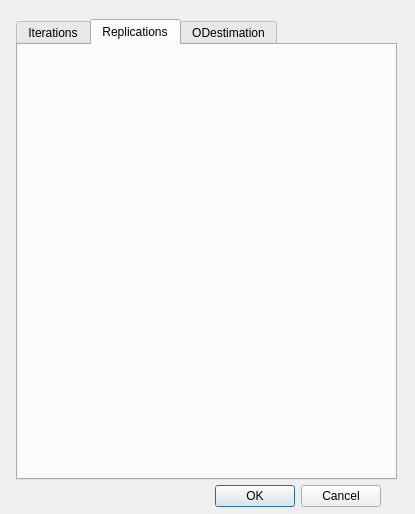
The window that trunk/gui/ui/batchrundlg.ui (OdedCats/mezzo) describes before a commit, drawn with Qt 5.
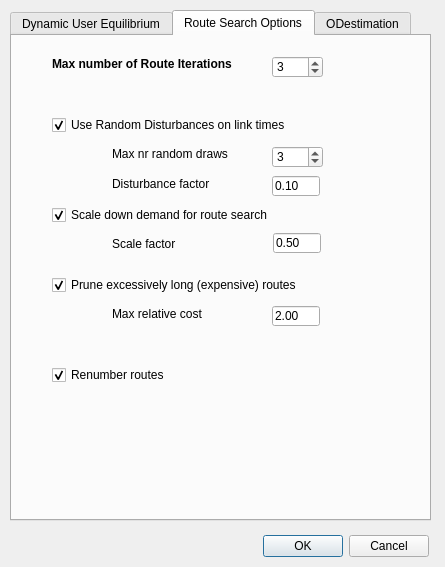
The same window after the commit. The open tabs and pages were chosen to show the change. Icons and pictures are not drawn.

Commit message: Created the run_route_iterations

Diff of the .ui file:
```diff
--- a/trunk/gui/ui/batchrundlg.ui
+++ b/trunk/gui/ui/batchrundlg.ui
@@ -1,12 +1,12 @@
 <ui version="4.0" >
  <class>Batchrun</class>
- <widget class="QDialog" name="Batchrun" >
-  <property name="geometry" >
+ <widget class="QDialog" name="Batchrun">
+  <property name="geometry">
    <rect>
     <x>0</x>
     <y>0</y>
-    <width>415</width>
-    <height>514</height>
+    <width>445</width>
+    <height>567</height>
    </rect>
   </property>
   <property name="windowTitle" >
@@ -16,12 +16,12 @@
    <iconset>
     <normaloff>:/images/batchrun.gif</normaloff>:/images/batchrun.gif</iconset>
   </property>
-  <widget class="QDialogButtonBox" name="buttonBox" >
-   <property name="geometry" >
+  <widget class="QDialogButtonBox" name="buttonBox">
+   <property name="geometry">
     <rect>
-     <x>40</x>
-     <y>480</y>
-     <width>341</width>
+     <x>89</x>
+     <y>530</y>
+     <width>340</width>
      <height>32</height>
     </rect>
    </property>
@@ -32,21 +32,21 @@
     <set>QDialogButtonBox::Cancel|QDialogButtonBox::Ok</set>
    </property>
   </widget>
-  <widget class="QTabWidget" name="tabWidget" >
-   <property name="geometry" >
+  <widget class="QTabWidget" name="tabWidget">
+   <property name="geometry">
     <rect>
-     <x>16</x>
-     <y>19</y>
-     <width>381</width>
-     <height>461</height>
+     <x>10</x>
+     <y>10</y>
+     <width>421</width>
+     <height>511</height>
     </rect>
    </property>
    <property name="currentIndex" >
     <number>0</number>
    </property>
-   <widget class="QWidget" name="IterationsTab" >
-    <attribute name="title" >
-     <string>Iterations</string>
+   <widget class="QWidget" name="SDUETab">
+    <attribute name="title">
+     <string>Dynamic User Equilibrium</string>
     </attribute>
     <widget class="QRadioButton" name="iterate_traveltimes_rb" >
      <property name="geometry" >
@@ -490,10 +490,330 @@
      </property>
     </widget>
    </widget>
-   <widget class="QWidget" name="ReplicationsTab" >
-    <attribute name="title" >
-     <string>Replications</string>
+   <widget class="QWidget" name="RouteSearchOptionsTab">
+    <attribute name="title">
+     <string>Route Search Options</string>
     </attribute>
+    <widget class="QSpinBox" name="max_route_iterations_val">
+     <property name="geometry">
+      <rect>
+       <x>260</x>
+       <y>20</y>
+       <width>51</width>
+       <height>22</height>
+      </rect>
+     </property>
+     <property name="toolTip">
+      <string>&lt;!DOCTYPE HTML PUBLIC &quot;-//W3C//DTD HTML 4.0//EN&quot; &quot;http://www.w3.org/TR/REC-html40/strict.dtd&quot;&gt;
+&lt;html&gt;&lt;head&gt;&lt;meta name=&quot;qrichtext&quot; content=&quot;1&quot; /&gt;&lt;style type=&quot;text/css&quot;&gt;
+p, li { white-space: pre-wrap; }
+&lt;/style&gt;&lt;/head&gt;&lt;body style=&quot; font-family:'MS Shell Dlg 2'; font-size:7.8pt; font-weight:400; font-style:normal;&quot;&gt;
+&lt;p style=&quot; margin-top:0px; margin-bottom:0px; margin-left:0px; margin-right:0px; -qt-block-indent:0; text-indent:0px;&quot;&gt;&lt;span style=&quot; font-size:8pt;&quot;&gt;Max nr of &lt;/span&gt;&lt;span style=&quot; font-size:8pt; font-weight:600;&quot;&gt;Route Iterations&lt;/span&gt;&lt;span style=&quot; font-size:8pt;&quot;&gt;. Each Route Iteration runs an SDUE assignment as an inner loop.&lt;/span&gt;&lt;/p&gt;&lt;/body&gt;&lt;/html&gt;</string>
+     </property>
+     <property name="minimum">
+      <number>1</number>
+     </property>
+     <property name="maximum">
+      <number>50</number>
+     </property>
+     <property name="value">
+      <number>3</number>
+     </property>
+    </widget>
+    <widget class="QSpinBox" name="random_draws_val">
+     <property name="geometry">
+      <rect>
+       <x>260</x>
+       <y>110</y>
+       <width>51</width>
+       <height>22</height>
+      </rect>
+     </property>
+     <property name="toolTip">
+      <string>Max number of random draws per route time period</string>
+     </property>
+     <property name="minimum">
+      <number>1</number>
+     </property>
+     <property name="maximum">
+      <number>10</number>
+     </property>
+     <property name="value">
+      <number>3</number>
+     </property>
+    </widget>
+    <widget class="QLabel" name="label_7">
+     <property name="geometry">
+      <rect>
+       <x>100</x>
+       <y>110</y>
+       <width>141</width>
+       <height>16</height>
+      </rect>
+     </property>
+     <property name="toolTip">
+      <string>Max number of random draws per route time period</string>
+     </property>
+     <property name="statusTip">
+      <string/>
+     </property>
+     <property name="text">
+      <string>Max nr random draws</string>
+     </property>
+    </widget>
+    <widget class="QLabel" name="label_8">
+     <property name="geometry">
+      <rect>
+       <x>40</x>
+       <y>20</y>
+       <width>211</width>
+       <height>16</height>
+      </rect>
+     </property>
+     <property name="font">
+      <font>
+       <weight>75</weight>
+       <bold>true</bold>
+      </font>
+     </property>
+     <property name="toolTip">
+      <string>&lt;!DOCTYPE HTML PUBLIC &quot;-//W3C//DTD HTML 4.0//EN&quot; &quot;http://www.w3.org/TR/REC-html40/strict.dtd&quot;&gt;
+&lt;html&gt;&lt;head&gt;&lt;meta name=&quot;qrichtext&quot; content=&quot;1&quot; /&gt;&lt;style type=&quot;text/css&quot;&gt;
+p, li { white-space: pre-wrap; }
+&lt;/style&gt;&lt;/head&gt;&lt;body style=&quot; font-family:'MS Shell Dlg 2'; font-size:7.8pt; font-weight:400; font-style:normal;&quot;&gt;
+&lt;p style=&quot; margin-top:0px; margin-bottom:0px; margin-left:0px; margin-right:0px; -qt-block-indent:0; text-indent:0px;&quot;&gt;&lt;span style=&quot; font-size:8pt;&quot;&gt;Max nr of &lt;/span&gt;&lt;span style=&quot; font-size:8pt; font-weight:600;&quot;&gt;Route Iterations&lt;/span&gt;&lt;span style=&quot; font-size:8pt;&quot;&gt;. Each Route Iteration runs an SDUE assignment as an inner loop.&lt;/span&gt;&lt;/p&gt;&lt;/body&gt;&lt;/html&gt;</string>
+     </property>
+     <property name="text">
+      <string>Max number of Route Iterations</string>
+     </property>
+    </widget>
+    <widget class="QCheckBox" name="disturbances_cb">
+     <property name="geometry">
+      <rect>
+       <x>40</x>
+       <y>80</y>
+       <width>281</width>
+       <height>18</height>
+      </rect>
+     </property>
+     <property name="toolTip">
+      <string>&lt;!DOCTYPE HTML PUBLIC &quot;-//W3C//DTD HTML 4.0//EN&quot; &quot;http://www.w3.org/TR/REC-html40/strict.dtd&quot;&gt;
+&lt;html&gt;&lt;head&gt;&lt;meta name=&quot;qrichtext&quot; content=&quot;1&quot; /&gt;&lt;style type=&quot;text/css&quot;&gt;
+p, li { white-space: pre-wrap; }
+&lt;/style&gt;&lt;/head&gt;&lt;body style=&quot; font-family:'MS Shell Dlg 2'; font-size:7.8pt; font-weight:400; font-style:normal;&quot;&gt;
+&lt;p style=&quot; margin-top:0px; margin-bottom:0px; margin-left:0px; margin-right:0px; -qt-block-indent:0; text-indent:0px;&quot;&gt;&lt;span style=&quot; font-size:8pt;&quot;&gt;Use random disturbances of link travel times to find all small variations of a route. &lt;/span&gt;&lt;/p&gt;&lt;/body&gt;&lt;/html&gt;</string>
+     </property>
+     <property name="text">
+      <string>Use Random Disturbances on link times</string>
+     </property>
+     <property name="checkable">
+      <bool>true</bool>
+     </property>
+     <property name="checked">
+      <bool>true</bool>
+     </property>
+    </widget>
+    <widget class="QLineEdit" name="disturbance_val">
+     <property name="geometry">
+      <rect>
+       <x>260</x>
+       <y>140</y>
+       <width>48</width>
+       <height>20</height>
+      </rect>
+     </property>
+     <property name="toolTip">
+      <string>disturbance factor for the link times</string>
+     </property>
+     <property name="inputMask">
+      <string>0.00; </string>
+     </property>
+     <property name="text">
+      <string>0.10</string>
+     </property>
+     <property name="maxLength">
+      <number>4</number>
+     </property>
+    </widget>
+    <widget class="QLabel" name="label_9">
+     <property name="geometry">
+      <rect>
+       <x>100</x>
+       <y>140</y>
+       <width>141</width>
+       <height>16</height>
+      </rect>
+     </property>
+     <property name="toolTip">
+      <string/>
+     </property>
+     <property name="statusTip">
+      <string/>
+     </property>
+     <property name="text">
+      <string>Disturbance factor</string>
+     </property>
+    </widget>
+    <widget class="QCheckBox" name="prune_cb">
+     <property name="geometry">
+      <rect>
+       <x>40</x>
+       <y>240</y>
+       <width>281</width>
+       <height>18</height>
+      </rect>
+     </property>
+     <property name="toolTip">
+      <string>&lt;!DOCTYPE HTML PUBLIC &quot;-//W3C//DTD HTML 4.0//EN&quot; &quot;http://www.w3.org/TR/REC-html40/strict.dtd&quot;&gt;
+&lt;html&gt;&lt;head&gt;&lt;meta name=&quot;qrichtext&quot; content=&quot;1&quot; /&gt;&lt;style type=&quot;text/css&quot;&gt;
+p, li { white-space: pre-wrap; }
+&lt;/style&gt;&lt;/head&gt;&lt;body style=&quot; font-family:'MS Shell Dlg 2'; font-size:7.8pt; font-weight:400; font-style:normal;&quot;&gt;
+&lt;p style=&quot; margin-top:0px; margin-bottom:0px; margin-left:0px; margin-right:0px; -qt-block-indent:0; text-indent:0px;&quot;&gt;&lt;span style=&quot; font-size:8pt;&quot;&gt;Use random disturbances of link travel times to find all small variations of a route. &lt;/span&gt;&lt;/p&gt;&lt;/body&gt;&lt;/html&gt;</string>
+     </property>
+     <property name="text">
+      <string>Prune excessively long (expensive) routes</string>
+     </property>
+     <property name="checkable">
+      <bool>true</bool>
+     </property>
+     <property name="checked">
+      <bool>true</bool>
+     </property>
+    </widget>
+    <widget class="QLineEdit" name="max_rel_cost_val">
+     <property name="geometry">
+      <rect>
+       <x>260</x>
+       <y>270</y>
+       <width>48</width>
+       <height>20</height>
+      </rect>
+     </property>
+     <property name="toolTip">
+      <string>Max relative cost compared to shortest (lowest cost) path.</string>
+     </property>
+     <property name="inputMask">
+      <string>0.00; </string>
+     </property>
+     <property name="text">
+      <string>2.00</string>
+     </property>
+     <property name="maxLength">
+      <number>4</number>
+     </property>
+    </widget>
+    <widget class="QLabel" name="label_10">
+     <property name="geometry">
+      <rect>
+       <x>100</x>
+       <y>270</y>
+       <width>141</width>
+       <height>16</height>
+      </rect>
+     </property>
+     <property name="toolTip">
+      <string>Max relative cost compared to shortest (lowest cost) path.</string>
+     </property>
+     <property name="statusTip">
+      <string/>
+     </property>
+     <property name="text">
+      <string>Max relative cost</string>
+     </property>
+    </widget>
+    <widget class="QCheckBox" name="scale_cb">
+     <property name="geometry">
+      <rect>
+       <x>40</x>
+       <y>170</y>
+       <width>251</width>
+       <height>18</height>
+      </rect>
+     </property>
+     <property name="toolTip">
+      <string>&lt;!DOCTYPE HTML PUBLIC &quot;-//W3C//DTD HTML 4.0//EN&quot; &quot;http://www.w3.org/TR/REC-html40/strict.dtd&quot;&gt;
+&lt;html&gt;&lt;head&gt;&lt;meta name=&quot;qrichtext&quot; content=&quot;1&quot; /&gt;&lt;style type=&quot;text/css&quot;&gt;
+p, li { white-space: pre-wrap; }
+&lt;/style&gt;&lt;/head&gt;&lt;body style=&quot; font-family:'MS Shell Dlg 2'; font-size:7.8pt; font-weight:400; font-style:normal;&quot;&gt;
+&lt;p style=&quot; margin-top:0px; margin-bottom:0px; margin-left:0px; margin-right:0px; -qt-block-indent:0; text-indent:0px;&quot;&gt;&lt;span style=&quot; font-size:8pt;&quot;&gt;Use random disturbances of link travel times to find all small variations of a route. &lt;/span&gt;&lt;/p&gt;&lt;/body&gt;&lt;/html&gt;</string>
+     </property>
+     <property name="text">
+      <string>Scale down demand for route search</string>
+     </property>
+     <property name="checkable">
+      <bool>true</bool>
+     </property>
+     <property name="checked">
+      <bool>true</bool>
+     </property>
+    </widget>
+    <widget class="QLabel" name="label_11">
+     <property name="geometry">
+      <rect>
+       <x>100</x>
+       <y>200</y>
+       <width>141</width>
+       <height>16</height>
+      </rect>
+     </property>
+     <property name="toolTip">
+      <string/>
+     </property>
+     <property name="statusTip">
+      <string/>
+     </property>
+     <property name="text">
+      <string>Scale factor</string>
+     </property>
+    </widget>
+    <widget class="QLineEdit" name="scale_val">
+     <property name="geometry">
+      <rect>
+       <x>261</x>
+       <y>197</y>
+       <width>48</width>
+       <height>20</height>
+      </rect>
+     </property>
+     <property name="toolTip">
+      <string>scale factor for demand</string>
+     </property>
+     <property name="inputMask">
+      <string>0.00; </string>
+     </property>
+     <property name="text">
+      <string>0.50</string>
+     </property>
+     <property name="maxLength">
+      <number>4</number>
+     </property>
+    </widget>
+    <widget class="QCheckBox" name="renum_cb">
+     <property name="geometry">
+      <rect>
+       <x>40</x>
+       <y>330</y>
+       <width>281</width>
+       <height>18</height>
+      </rect>
+     </property>
+     <property name="toolTip">
+      <string>&lt;!DOCTYPE HTML PUBLIC &quot;-//W3C//DTD HTML 4.0//EN&quot; &quot;http://www.w3.org/TR/REC-html40/strict.dtd&quot;&gt;
+&lt;html&gt;&lt;head&gt;&lt;meta name=&quot;qrichtext&quot; content=&quot;1&quot; /&gt;&lt;style type=&quot;text/css&quot;&gt;
+p, li { white-space: pre-wrap; }
+&lt;/style&gt;&lt;/head&gt;&lt;body style=&quot; font-family:'MS Shell Dlg 2'; font-size:7.8pt; font-weight:400; font-style:normal;&quot;&gt;
+&lt;p style=&quot; margin-top:0px; margin-bottom:0px; margin-left:0px; margin-right:0px; -qt-block-indent:0; text-indent:0px;&quot;&gt;&lt;span style=&quot; font-size:8pt;&quot;&gt;Use random disturbances of link travel times to find all small variations of a route. &lt;/span&gt;&lt;/p&gt;&lt;/body&gt;&lt;/html&gt;</string>
+     </property>
+     <property name="text">
+      <string>Renumber routes</string>
+     </property>
+     <property name="checkable">
+      <bool>true</bool>
+     </property>
+     <property name="checked">
+      <bool>true</bool>
+     </property>
+    </widget>
    </widget>
    <widget class="QWidget" name="ODestimationTab" >
     <attribute name="title" >
```
Left out of the diff: 487 changed lines with no effect on the pictures. The commit also changes 10 other files.
